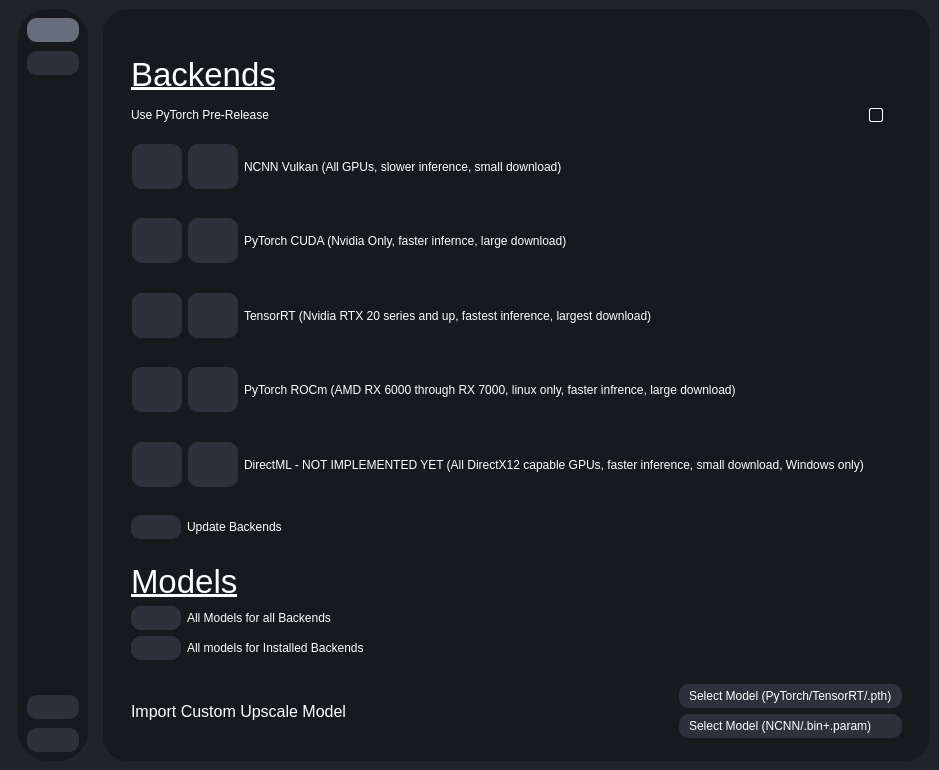
Old version of the form testRVEInterface.ui in the repository gokulmc/enhance_crop.
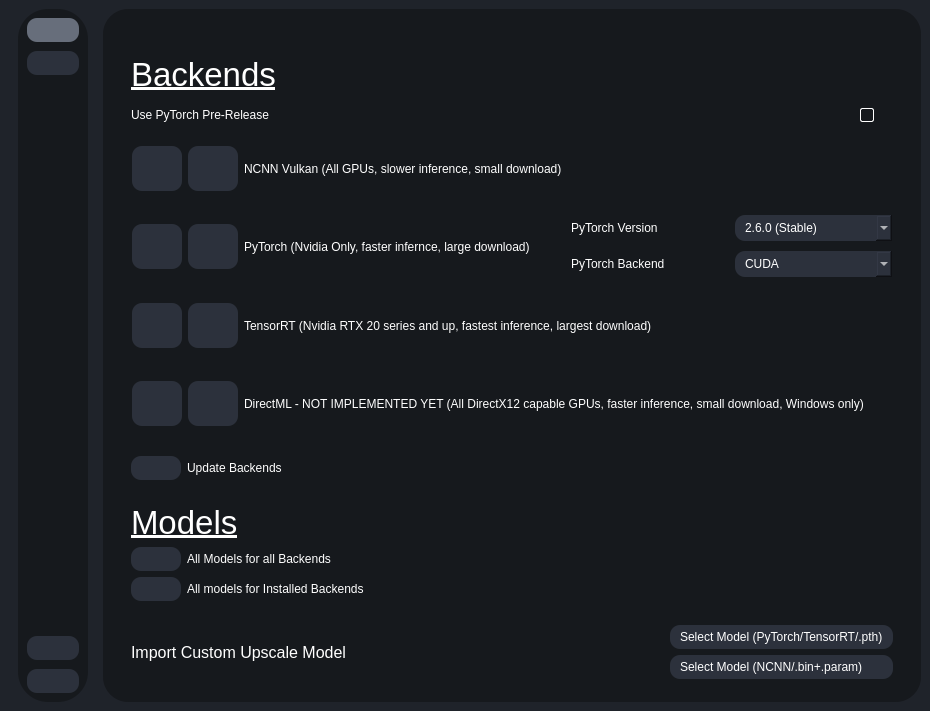
New version of the form. The open tabs and pages were chosen to show the change. Icons and pictures are not drawn.

Commit message: start work towards different way to install pytorch versions

```diff
--- a/testRVEInterface.ui
+++ b/testRVEInterface.ui
@@ -6,8 +6,8 @@
    <rect>
     <x>0</x>
     <y>0</y>
-    <width>939</width>
-    <height>770</height>
+    <width>0</width>
+    <height>0</height>
    </rect>
   </property>
   <property name="sizePolicy">
@@ -4607,8 +4607,8 @@
                      <rect>
                       <x>0</x>
                       <y>0</y>
-                      <width>870</width>
-                      <height>278</height>
+                      <width>797</width>
+                      <height>268</height>
                      </rect>
                     </property>
                     <layout class="QVBoxLayout" name="verticalLayout_13">
@@ -4782,11 +4782,68 @@
                         </item>
                         <item>
                          <widget class="QLabel" name="label_6">
+                          <property name="sizePolicy">
+                           <sizepolicy hsizetype="Preferred" vsizetype="Preferred">
+                            <horstretch>0</horstretch>
+                            <verstretch>0</verstretch>
+                           </sizepolicy>
+                          </property>
                           <property name="text">
-                           <string>PyTorch CUDA (Nvidia Only, faster infernce, large download) </string>
+                           <string>PyTorch (Nvidia Only, faster infernce, large download) </string>
                           </property>
                          </widget>
                         </item>
+                        <item>
+                         <layout class="QGridLayout" name="gridLayout_9">
+                          <item row="1" column="0">
+                           <widget class="QLabel" name="label_53">
+                            <property name="text">
+                             <string>PyTorch Backend</string>
+                            </property>
+                           </widget>
+                          </item>
+                          <item row="0" column="0">
+                           <widget class="QLabel" name="label_65">
+                            <property name="text">
+                             <string>PyTorch Version</string>
+                            </property>
+                           </widget>
+                          </item>
+                          <item row="0" column="1">
+                           <widget class="QComboBox" name="pytorchVersionComboBox">
+                            <item>
+                             <property name="text">
+                              <string>2.6.0 (Stable)</string>
+                             </property>
+                            </item>
+                            <item>
+                             <property name="text">
+                              <string>2.7.0 (Nightly)</string>
+                             </property>
+                            </item>
+                           </widget>
+                          </item>
+                          <item row="1" column="1">
+                           <widget class="QComboBox" name="pytorchBackendComboBox">
+                            <item>
+                             <property name="text">
+                              <string>CUDA</string>
+                             </property>
+                            </item>
+                            <item>
+                             <property name="text">
+                              <string>ROCm</string>
+                             </property>
+                            </item>
+                            <item>
+                             <property name="text">
+                              <string>xpu</string>
+                             </property>
+                            </item>
+                           </widget>
+                          </item>
+                         </layout>
+                        </item>
                        </layout>
                       </widget>
                      </item>
@@ -4873,89 +4930,6 @@
                        </layout>
                       </widget>
                      </item>
-                     <item>
-                      <widget class="QWidget" name="pytorchBackendInstallerContainer_3" native="true">
-                       <layout class="QHBoxLayout" name="horizontalLayout_10">
-                        <property name="leftMargin">
-                         <number>0</number>
-                        </property>
-                        <property name="topMargin">
-                         <number>0</number>
-                        </property>
-                        <property name="rightMargin">
-                         <number>0</number>
-                        </property>
-                        <property name="bottomMargin">
-                         <number>0</number>
-                        </property>
-                        <item>
-                         <widget class="QPushButton" name="downloadTorchROCmBtn">
-                          <property name="sizePolicy">
-                           <sizepolicy hsizetype="Minimum" vsizetype="Minimum">
-                            <horstretch>0</horstretch>
-                            <verstretch>0</verstretch>
-                           </sizepolicy>
-                          </property>
-                          <property name="maximumSize">
-                           <size>
-                            <width>50</width>
-                            <height>45</height>
-                           </size>
-                          </property>
-                          <property name="text">
-                           <string/>
-                          </property>
-                          <property name="icon">
-                           <iconset resource="resources.qrc">
-                            <normaloff>:/icons/icons/download.svg</normaloff>:/icons/icons/download.svg</iconset>
-                          </property>
-                          <property name="iconSize">
-                           <size>
-                            <width>30</width>
-                            <height>30</height>
-                           </size>
-                          </property>
-                         </widget>
-                        </item>
-                        <item>
-                         <widget class="QPushButton" name="uninstallTorchROCmBtn">
-                          <property name="sizePolicy">
-                           <sizepolicy hsizetype="Minimum" vsizetype="Minimum">
-                            <horstretch>0</horstretch>
-                            <verstretch>0</verstretch>
-                           </sizepolicy>
-                          </property>
-                          <property name="maximumSize">
-                           <size>
-                            <width>50</width>
-                            <height>45</height>
-                           </size>
-                          </property>
-                          <property name="text">
-                           <string/>
-                          </property>
-                          <property name="icon">
-                           <iconset resource="resources.qrc">
-                            <normaloff>:/icons/icons/trash-2.svg</normaloff>:/icons/icons/trash-2.svg</iconset>
-                          </property>
-                          <property name="iconSize">
-                           <size>
-                            <width>30</width>
-                            <height>30</height>
-                           </size>
-                          </property>
-                         </widget>
-                        </item>
-                        <item>
-                         <widget class="QLabel" name="label_9">
-                          <property name="text">
-                           <string>PyTorch ROCm (AMD RX 6000 through RX 7000, linux only, faster infrence, large download)</string>
-                          </property>
-                         </widget>
-                        </item>
-                       </layout>
-                      </widget>
-                     </item>
                      <item>
                       <widget class="QWidget" name="pytorchBackendInstallerContainer_7" native="true">
                        <layout class="QHBoxLayout" name="horizontalLayout_8">
```
Left out of the diff: 253 changed lines with no effect on the pictures. The commit also changes 2 other files.
